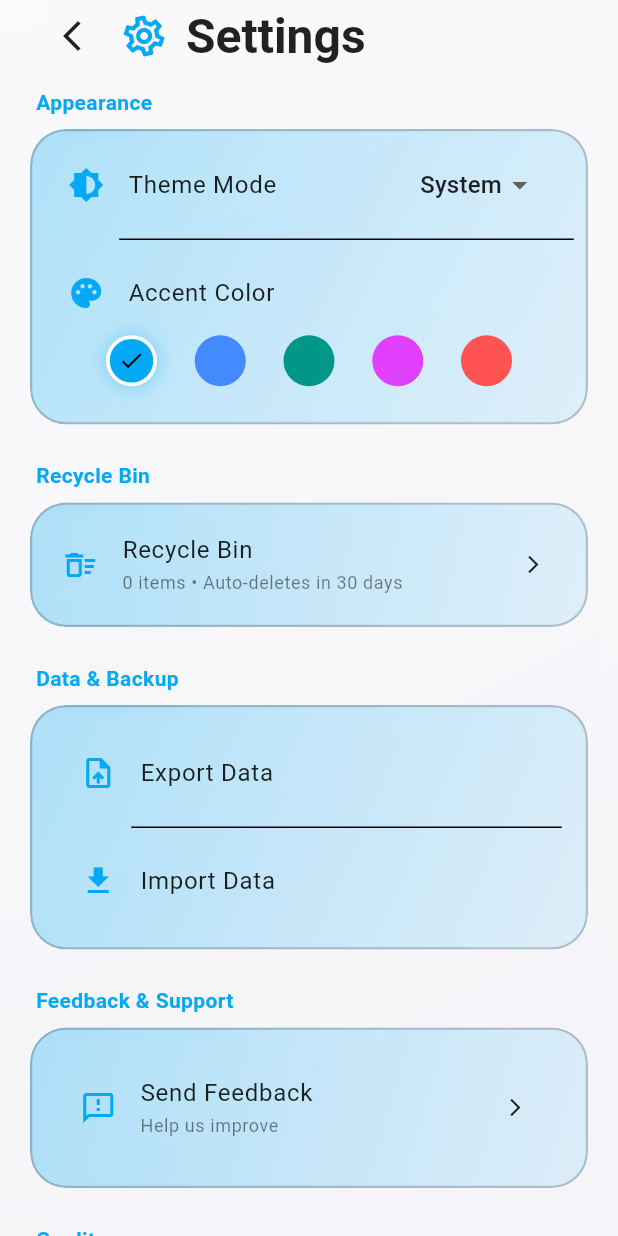
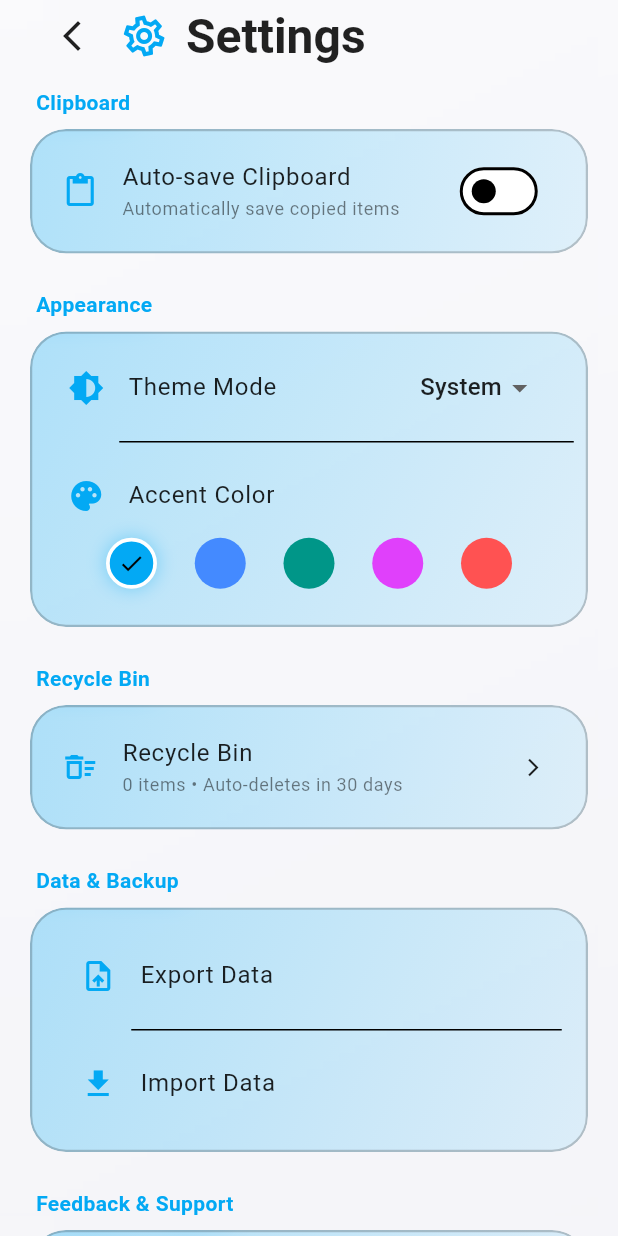
Before and after one commit to technopradyumn/CopyClip, a Flutter app: the SettingsScreen screen opened by its route, on a phone screen of 412 x 824 dp. Run offline on Flutter 3.47's test engine with Material 3 defaults, Android fonts, the phone set to English and light mode, and no system bars; our stand-ins replace emoji_picker_flutter, file_picker, flutter_colorpicker, flutter_local_notifications, flutter_screenutil, go_router and 12 more; missing offline and left inert: flex_color_picker, flutter_quill, flutter_quill_extensions, home_widget; accounts and stored records are empty.

Commit message:
Canvas added and some bug fixed

```diff
--- a/lib/src/features/settings/presentation/pages/settings_screen.dart
+++ b/lib/src/features/settings/presentation/pages/settings_screen.dart
@@ -32,6 +32,7 @@ class _SettingsScreenState extends State<SettingsScreen> with WidgetsBindingObse
 
   String _version = "1.0.0";
   String _buildNumber = "1";
+  bool _clipboardAutoSave = false;
 
   @override
   void initState() {
@@ -43,6 +44,7 @@ class _SettingsScreenState extends State<SettingsScreen> with WidgetsBindingObse
     )..repeat();
     _runAutoCleanup();
     _initPackageInfo();
+    _loadAutoSaveSettings();
   }
 
   Future<void> _initPackageInfo() async {
@@ -51,6 +53,31 @@ class _SettingsScreenState extends State<SettingsScreen> with WidgetsBindingObse
       _version = info.version;
       _buildNumber = info.buildNumber;
     });
+  }
+
+  Future<void> _loadAutoSaveSettings() async {
+    final settingsBox = Hive.box('settings');
+    setState(() {
+      _clipboardAutoSave = settingsBox.get('clipboardAutoSave', defaultValue: false) as bool;
+    });
+  }
+
+  Future<void> _toggleAutoSave(bool value) async {
+    final settingsBox = Hive.box('settings');
+    await settingsBox.put('clipboardAutoSave', value);
+
+    setState(() {
+      _clipboardAutoSave = value;
+    });
+
+    // Show confirmation message
+    _showGlassSnackBar(
+      value
+          ? "Auto-save enabled. Clipboard items will be saved automatically."
+          : "Auto-save disabled.",
+    );
+
+    debugPrint("Auto-save toggled to: $value");
   }
 
   @override
@@ -241,6 +268,32 @@ class _SettingsScreenState extends State<SettingsScreen> with WidgetsBindingObse
               padding: const EdgeInsets.fromLTRB(20, 0, 20, 40),
               physics: const BouncingScrollPhysics(),
               children: [
+                // --- CLIPBOARD SETTINGS ---
+                _buildSectionHeader("Clipboard", primaryColor),
+                GlassContainer(
+                  color: glassTint,
+                  padding: const EdgeInsets.all(4),
+                  child: Column(
+                    children: [
+                      ListTile(
+                        leading: Icon(Icons.content_paste, color: primaryColor),
+                        title: Text("Auto-save Clipboard", style: textTheme.bodyLarge),
+                        subtitle: Text(
+                          "Automatically save copied items",
+                          style: textTheme.bodySmall?.copyWith(color: onSurfaceColor.withOpacity(0.5)),
+                        ),
+                        trailing: Switch(
+                          value: _clipboardAutoSave,
+                          onChanged: _toggleAutoSave,
+                          activeColor: primaryColor,
+                        ),
+                      ),
+                    ],
+                  ),
+                ),
+
+                const SizedBox(height: 24),
+
                 // --- APPEARANCE ---
                 _buildSectionHeader("Appearance", primaryColor),
                 GlassContainer(
@@ -338,21 +391,6 @@ class _SettingsScreenState extends State<SettingsScreen> with WidgetsBindingObse
                         trailing: const Icon(Icons.arrow_forward_ios, size: 14),
                         onTap: () => context.push(AppRouter.feedback),
                       ),
-                      // const Divider(indent: 50),
-                      // ListTile(
-                      //   leading: Icon(Icons.star_outline, color: primaryColor),
-                      //   title: Text("Rate on Play Store", style: textTheme.bodyLarge),
-                      //   onTap: () => _launchURL("https://play.google.com/store/apps/details?id=com.technopradyumn.copyclip"),
-                      // ),
-                      // const Divider(indent: 50),
-                      // ListTile(
-                      //   leading: Icon(Icons.share_outlined, color: primaryColor),
-                      //   title: Text("Share App", style: textTheme.bodyLarge),
-                      //   onTap: () {
-                      //     // Implement share functionality
-                      //     _showGlassSnackBar("Share feature coming soon!");
-                      //   },
-                      // ),
                     ],
                   ),
                 ),
@@ -370,7 +408,6 @@ class _SettingsScreenState extends State<SettingsScreen> with WidgetsBindingObse
                         radius: 40,
                         backgroundColor: primaryColor.withOpacity(0.2),
                         child: Icon(Icons.person, size: 40, color: primaryColor),
-                        // backgroundImage: const AssetImage('assets/images/developer.png'),
                       ),
                       const SizedBox(height: 12),
                       Text(
@@ -453,7 +490,6 @@ class _SettingsScreenState extends State<SettingsScreen> with WidgetsBindingObse
                       ),
                       ListTile(
                         title: Text("Build Number", style: textTheme.bodyLarge),
-                        // Keep build number if you plan to release on App Store/Play Store
                         trailing: Text(_buildNumber, style: TextStyle(color: onSurfaceColor.withOpacity(0.4))),
                       ),
                       ListTile(
```
Also changed, not shown: lib/main.dart (+111 -4 lines), lib/src/features/clipboard/presentation/pages/clipboard_screen.dart (+0 -34 lines), 1 other file.
